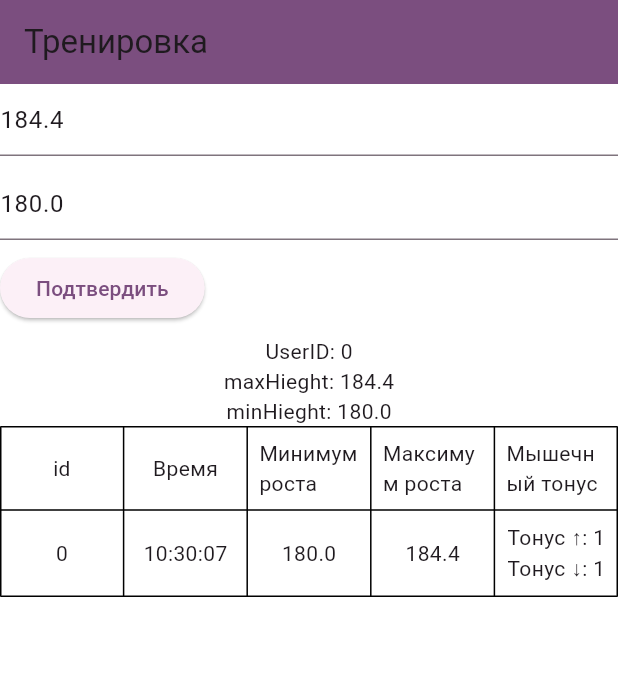
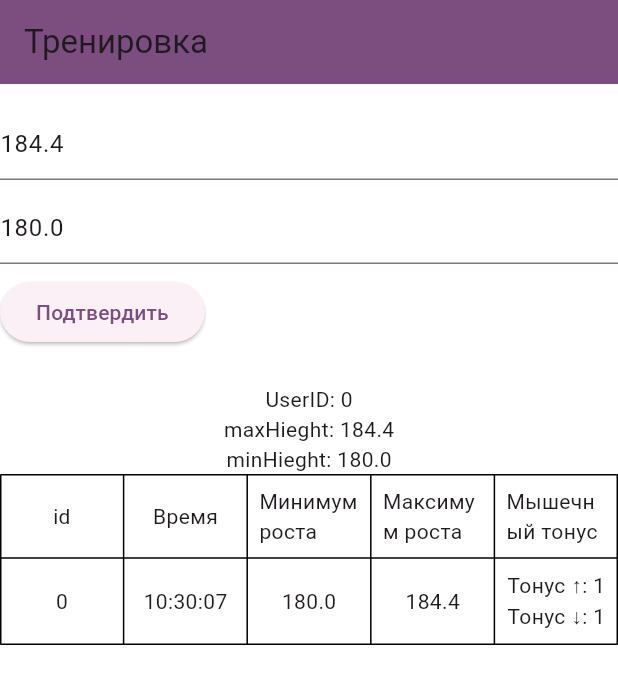
Before and after one commit to Dif13/miotonus, a Flutter app: the screen it shows after launch, after a tap on "Подтвердить", on a phone screen of 412 x 824 dp. Shown: the top 684 px of the screen. Run offline on Flutter 3.47's test engine with Material 3 defaults, Android fonts, the phone set to English and light mode, and no system bars; our stand-ins replace flutter_bloc, go_router.

Commit message:
Stable. Some refactor

```diff
--- a/lib/src/presentation/pages/workout/views/workout_page.dart
+++ b/lib/src/presentation/pages/workout/views/workout_page.dart
@@ -24,22 +24,17 @@ class _WorkoutPageState extends State<WorkoutPage> {
         title: Text(widget.title),
         backgroundColor: Theme.of(context).primaryColor,
       ),
-      body: ListView(
-        children: [
-          Column(
-            crossAxisAlignment: CrossAxisAlignment.center,
-            children: [
-              workoutFormFields(
-                userCubit,
-                workoutTableRowLstCubit,
-              ),
-              workoutTable(
-                userCubit,
-                workoutTableRowLstCubit,
-              ),
-            ],
-          ),
-        ],
+      body: SingleChildScrollView(
+        scrollDirection: Axis.vertical,
+        child: Column(
+          children: [
+            const SizedBox(height: 16),
+            workoutFormFields(userCubit, workoutTableRowLstCubit),
+            const SizedBox(height: 16),
+            workoutTable(userCubit, workoutTableRowLstCubit),
+            const SizedBox(height: 16),
+          ],
+        ),
       ),
     );
   }
--- a/lib/src/utils/services/muscle_tone.dart
+++ b/lib/src/utils/services/muscle_tone.dart
@@ -18,11 +18,17 @@ List<int> getMuscleTone(
       ((9.07 - diffMinHeight) / 0.2821).round(); //[25;32]
   int minHeightMusculeToneX3 =
       ((diffMinHeight + 7.3268) / 0.2303).round(); //[32;50]
+  print(maxHeightMusculeToneX1);
+  print(maxHeightMusculeToneX2);
+  print(minHeightMusculeToneX1);
+  print(minHeightMusculeToneX2);
+  print(minHeightMusculeToneX3);
 
   Set maxHeightMusculeToneX = {
     maxHeightMusculeToneX1 <= 25 ? maxHeightMusculeToneX1 : null,
     maxHeightMusculeToneX2 >= 25 ? maxHeightMusculeToneX2 : null,
   };
+
   Set minHeightMusculeToneX = {
     minHeightMusculeToneX1 <= 25 ? minHeightMusculeToneX1 : null,
     minHeightMusculeToneX2 >= 25 && minHeightMusculeToneX2 <= 32
@@ -31,10 +37,11 @@ List<int> getMuscleTone(
     minHeightMusculeToneX3 >= 32 ? minHeightMusculeToneX3 : null,
   };
 
+  maxHeightMusculeToneX.removeWhere((element) => element == null);
+  minHeightMusculeToneX.removeWhere((element) => element == null);
   int distance;
-
   Map<int, List<List<int>>> pairs = {};
-  if (maxHeightMusculeToneX.isNotEmpty) {
+  if (maxHeightMusculeToneX.isNotEmpty && minHeightMusculeToneX.isNotEmpty) {
     for (int maxX in maxHeightMusculeToneX) {
       for (int minX in minHeightMusculeToneX) {
         distance = (minX - maxX).abs();
```
